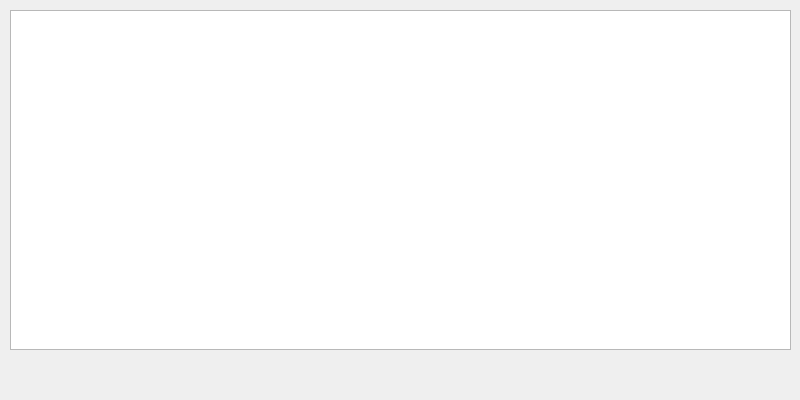
Old version of the form mainwindow.ui in the repository PI03makovsky/practice.
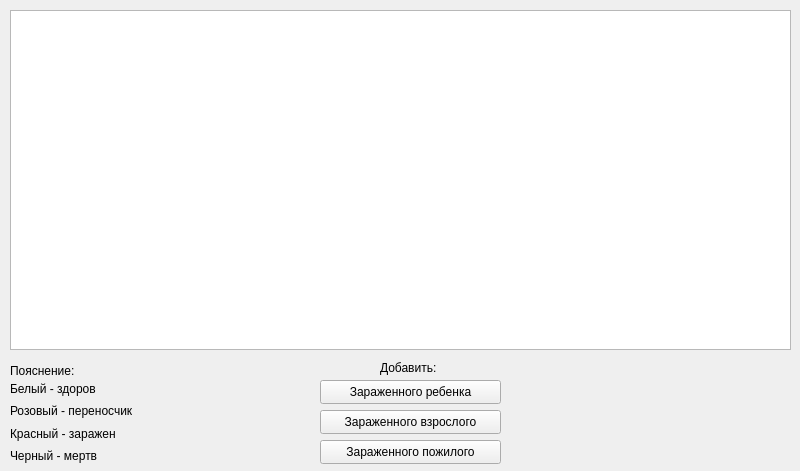
New version of the form.

Commit message: New buttons and methods for childs

```diff
--- a/mainwindow.ui
+++ b/mainwindow.ui
@@ -7,7 +7,7 @@
     <x>0</x>
     <y>0</y>
     <width>800</width>
-    <height>400</height>
+    <height>471</height>
    </rect>
   </property>
   <property name="windowTitle">
@@ -33,6 +33,111 @@
      </brush>
     </property>
    </widget>
+   <widget class="QPushButton" name="addChild">
+    <property name="geometry">
+     <rect>
+      <x>320</x>
+      <y>380</y>
+      <width>181</width>
+      <height>24</height>
+     </rect>
+    </property>
+    <property name="text">
+     <string>Зараженного ребенка</string>
+    </property>
+   </widget>
+   <widget class="QPushButton" name="pushButton_2">
+    <property name="geometry">
+     <rect>
+      <x>320</x>
+      <y>410</y>
+      <width>181</width>
+      <height>24</height>
+     </rect>
+    </property>
+    <property name="text">
+     <string>Зараженного взрослого</string>
+    </property>
+   </widget>
+   <widget class="QPushButton" name="pushButton_3">
+    <property name="geometry">
+     <rect>
+      <x>320</x>
+      <y>440</y>
+      <width>181</width>
+      <height>24</height>
+     </rect>
+    </property>
+    <property name="text">
+     <string>Зараженного пожилого</string>
+    </property>
+   </widget>
+   <widget class="QLabel" name="label">
+    <property name="geometry">
+     <rect>
+      <x>380</x>
+      <y>360</y>
+      <width>61</width>
+      <height>16</height>
+     </rect>
+    </property>
+    <property name="text">
+     <string>Добавить:</string>
+    </property>
+   </widget>
+   <widget class="QLabel" name="label_2">
+    <property name="geometry">
+     <rect>
+      <x>10</x>
+      <y>360</y>
+      <width>71</width>
+      <height>21</height>
+     </rect>
+    </property>
+    <property name="text">
+     <string>Пояснение:</string>
+    </property>
+   </widget>
+   <widget class="QWidget" name="">
+    <property name="geometry">
+     <rect>
+      <x>10</x>
+      <y>380</y>
+      <width>127</width>
+      <height>84</height>
+     </rect>
+    </property>
+    <layout class="QGridLayout" name="gridLayout">
+     <item row="0" column="0">
+      <widget class="QLabel" name="label_3">
+       <property name="text">
+        <string>Белый - здоров</string>
+       </property>
+      </widget>
+     </item>
+     <item row="1" column="0">
+      <widget class="QLabel" name="label_5">
+       <property name="text">
+        <string>Розовый - переносчик</string>
+       </property>
+      </widget>
+     </item>
+     <item row="2" column="0">
+      <widget class="QLabel" name="label_4">
+       <property name="text">
+        <string>Красный - заражен</string>
+       </property>
+      </widget>
+     </item>
+     <item row="3" column="0">
+      <widget class="QLabel" name="label_6">
+       <property name="text">
+        <string>Черный - мертв</string>
+       </property>
+      </widget>
+     </item>
+    </layout>
+   </widget>
   </widget>
  </widget>
  <resources/>
```
The commit also changes 6 other files.
